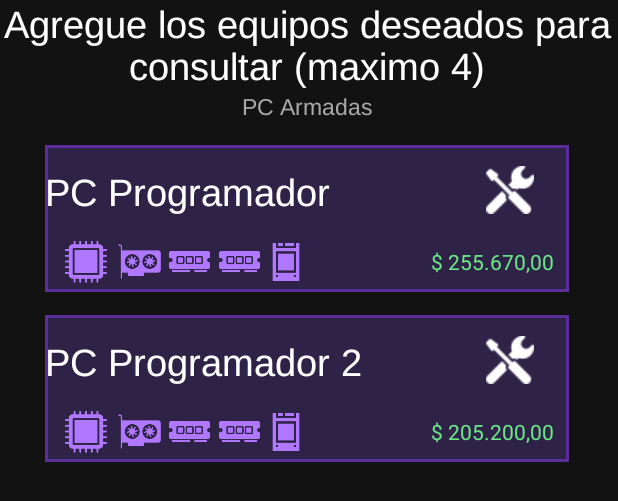
After one commit to PCGenerator-Unlam/PCGenerator, an Android app: the layout fragment_equipos_armados.xml on its own in the app's theme, with its tools: preview values and no code run, on a phone screen of 412 x 824 dp. The commit adds this screen. Shown: the top 501 px of the screen. Run offline under Robolectric (Android 15) with nearby library versions, the phone set to English and light mode, and no system bars.

Commit message:
Agrego vista de PCs Armadas y sus elementos

```diff
--- /dev/null
+++ b/app/src/main/res/drawable/background_pc_armada.xml
@@ -0,0 +1,12 @@
+<?xml version="1.0" encoding="utf-8"?>
+<shape xmlns:android="http://schemas.android.com/apk/res/android" android:shape="rectangle" >
+    <stroke android:width="2dip" android:color="@color/myViolet"/>
+
+    <gradient
+        android:angle="45"
+        android:centerX="35%"
+        android:centerColor="#2F2247"
+        android:startColor="#2F2247"
+        android:endColor="#2F2247"
+        android:type="linear"/>
+</shape>
--- /dev/null
+++ b/app/src/main/res/layout/fragment_equipos_armados.xml
@@ -0,0 +1,248 @@
+<?xml version="1.0" encoding="utf-8"?>
+<androidx.constraintlayout.widget.ConstraintLayout xmlns:android="http://schemas.android.com/apk/res/android"
+    xmlns:app="http://schemas.android.com/apk/res-auto"
+    xmlns:tools="http://schemas.android.com/tools"
+    android:layout_width="match_parent"
+    android:layout_height="match_parent"
+    android:background="@color/fondo">
+
+    <LinearLayout
+        android:layout_width="409dp"
+        android:layout_height="729dp"
+        android:orientation="vertical"
+        app:layout_constraintStart_toStartOf="parent"
+        app:layout_constraintTop_toTopOf="parent">
+
+        <TextView
+            android:id="@+id/textView5"
+            android:layout_width="match_parent"
+            android:layout_height="wrap_content"
+            android:fontFamily="@font/arimo"
+            android:gravity="center"
+            android:text="Agregue los equipos deseados para consultar (maximo 4)"
+            android:textColor="@color/white"
+            android:textSize="25sp"
+            tools:layout_margin="30dp" />
+
+        <TextView
+            android:id="@+id/textView6"
+            android:layout_width="match_parent"
+            android:layout_height="wrap_content"
+            android:fontFamily="@font/arimo"
+            android:gravity="center"
+            android:text="PC Armadas"
+            android:textColor="@color/text_gray"
+            android:textSize="15sp" />
+
+        <LinearLayout
+            android:layout_width="match_parent"
+            android:layout_height="wrap_content"
+            android:layout_marginStart="30dp"
+            android:layout_marginTop="15dp"
+            android:layout_marginEnd="30dp"
+            android:orientation="vertical">
+
+            <LinearLayout
+                android:layout_width="match_parent"
+                android:layout_height="match_parent"
+                android:background="@drawable/background_pc_armada"
+                android:orientation="vertical">
+
+                <LinearLayout
+                    android:layout_width="wrap_content"
+                    android:layout_height="match_parent"
+                    android:layout_marginEnd="10dp"
+                    android:orientation="horizontal"
+                    tools:layout_marginStart="10dp">
+
+                    <TextView
+                        android:id="@+id/textView7"
+                        android:layout_width="272dp"
+                        android:layout_height="wrap_content"
+                        android:layout_marginTop="15dp"
+                        android:fontFamily="@font/arimo"
+                        android:text="PC Programador"
+                        android:textColor="@color/white"
+                        android:textSize="25sp" />
+
+                    <ImageButton
+                        android:id="@+id/imageButton4"
+                        android:layout_width="75dp"
+                        android:layout_height="55dp"
+                        android:layout_marginTop="2dp"
+                        android:backgroundTint="#2F2247"
+                        app:srcCompat="@drawable/settings3"
+                        tools:contextClickable="false" />
+
+                </LinearLayout>
+
+                <LinearLayout
+                    android:layout_width="match_parent"
+                    android:layout_height="match_parent"
+                    android:layout_marginStart="10dp"
+                    android:layout_marginEnd="10dp"
+                    android:layout_marginBottom="5dp"
+                    android:gravity="start"
+                    android:orientation="horizontal">
+
+                    <ImageView
+                        android:id="@+id/imagenArmadas1"
+                        android:layout_width="28dp"
+                        android:layout_height="match_parent"
+                        android:layout_marginStart="3dp"
+                        android:layout_marginTop="5dp"
+                        android:layout_marginEnd="3dp"
+                        app:srcCompat="@drawable/processor" />
+
+                    <ImageView
+                        android:id="@+id/imagenArmadas2"
+                        android:layout_width="30dp"
+                        android:layout_height="match_parent"
+                        android:layout_marginStart="3dp"
+                        android:layout_marginTop="5dp"
+                        app:srcCompat="@drawable/graphic_card" />
+
+                    <ImageView
+                        android:id="@+id/imagenArmadas3"
+                        android:layout_width="30dp"
+                        android:layout_height="match_parent"
+                        android:layout_marginStart="3dp"
+                        android:layout_marginTop="5dp"
+                        app:srcCompat="@drawable/ram_memory" />
+
+                    <ImageView
+                        android:id="@+id/imagenArmadas4"
+                        android:layout_width="30dp"
+                        android:layout_height="30dp"
+                        android:layout_marginStart="3dp"
+                        android:layout_marginTop="5dp"
+                        app:srcCompat="@drawable/ram_memory" />
+
+                    <ImageView
+                        android:id="@+id/imagenArmadas5"
+                        android:layout_width="25dp"
+                        android:layout_height="match_parent"
+                        android:layout_marginStart="3dp"
+                        android:layout_marginTop="5dp"
+                        app:srcCompat="@drawable/solid_state_drive" />
+
+                    <TextView
+                        android:id="@+id/textView9"
+                        android:layout_width="wrap_content"
+                        android:layout_height="match_parent"
+                        android:layout_marginBottom="5dp"
+                        android:layout_weight="1"
+                        android:gravity="bottom|end"
+                        android:text="$ 255.670,00"
+                        android:textColor="@color/secondary" />
+                </LinearLayout>
+            </LinearLayout>
+
+        </LinearLayout>
+        <LinearLayout
+            android:layout_width="match_parent"
+            android:layout_height="wrap_content"
+            android:layout_marginStart="30dp"
+            android:layout_marginTop="15dp"
+            android:layout_marginEnd="30dp"
+            android:orientation="vertical">
+
+            <LinearLayout
+                android:layout_width="match_parent"
+                android:layout_height="match_parent"
+                android:background="@drawable/background_pc_armada"
+                android:orientation="vertical">
+
+                <LinearLayout
+                    android:layout_width="wrap_content"
+                    android:layout_height="match_parent"
+                    android:layout_marginEnd="10dp"
+                    android:orientation="horizontal"
+                    tools:layout_marginStart="10dp">
+
+                    <TextView
+                        android:id="@+id/textView8"
+                        android:layout_width="272dp"
+                        android:layout_height="wrap_content"
+                        android:layout_marginTop="15dp"
+                        android:fontFamily="@font/arimo"
+                        android:text="PC Programador 2"
+                        android:textColor="@color/white"
+                        android:textSize="25sp" />
+
+                    <ImageButton
+                        android:id="@+id/imageButton5"
+                        android:layout_width="75dp"
+                        android:layout_height="55dp"
+                        android:layout_marginTop="2dp"
+                        android:backgroundTint="#2F2247"
+                        app:srcCompat="@drawable/settings3"
+                        tools:contextClickable="false" />
+
+                </LinearLayout>
+
+                <LinearLayout
+                    android:layout_width="match_parent"
+                    android:layout_height="match_parent"
+                    android:layout_marginStart="10dp"
+                    android:layout_marginEnd="10dp"
+                    android:layout_marginBottom="5dp"
+                    android:gravity="start"
+                    android:orientation="horizontal">
+
+                    <ImageView
+                        android:id="@+id/imagenArmadas6"
+                        android:layout_width="28dp"
+                        android:layout_height="match_parent"
+                        android:layout_marginStart="3dp"
+                        android:layout_marginTop="5dp"
+                        android:layout_marginEnd="3dp"
+                        app:srcCompat="@drawable/processor" />
+
+                    <ImageView
+                        android:id="@+id/imagenArmadas7"
+                        android:layout_width="30dp"
+                        android:layout_height="match_parent"
+                        android:layout_marginStart="3dp"
+                        android:layout_marginTop="5dp"
+                        app:srcCompat="@drawable/graphic_card" />
+
+                    <ImageView
+                        android:id="@+id/imagenArmadas8"
+                        android:layout_width="30dp"
+                        android:layout_height="match_parent"
+                        android:layout_marginStart="3dp"
+                        android:layout_marginTop="5dp"
+                        app:srcCompat="@drawable/ram_memory" />
+
+                    <ImageView
+                        android:id="@+id/imagenArmadas9"
+                        android:layout_width="30dp"
+                        android:layout_height="30dp"
+                        android:layout_marginStart="3dp"
+                        android:layout_marginTop="5dp"
+                        app:srcCompat="@drawable/ram_memory" />
+
+                    <ImageView
+                        android:id="@+id/imagenArmadas10"
+                        android:layout_width="25dp"
+                        android:layout_height="match_parent"
+                        android:layout_marginStart="3dp"
+                        android:layout_marginTop="5dp"
+                        app:srcCompat="@drawable/solid_state_drive" />
+
+                    <TextView
+                        android:id="@+id/textView11"
+                        android:layout_width="wrap_content"
+                        android:layout_height="match_parent"
+                        android:layout_marginBottom="5dp"
+                        android:layout_weight="1"
+                        android:gravity="bottom|end"
+                        android:text="$ 205.200,00"
+                        android:textColor="@color/secondary" />
+                </LinearLayout>
+            </LinearLayout>
+
+        </LinearLayout>
+    </LinearLayout>
+</androidx.constraintlayout.widget.ConstraintLayout>
--- a/app/src/main/res/layout/fragment_login.xml
+++ b/app/src/main/res/layout/fragment_login.xml
@@ -26,6 +26,7 @@
                 android:id="@+id/imageView"
                 android:layout_width="125dp"
                 android:layout_height="125dp"
+                android:layout_marginStart="40dp"
                 android:layout_weight="1"
                 app:srcCompat="@drawable/logo" />
 
@@ -33,9 +34,10 @@
                 android:id="@+id/textView8"
                 android:layout_width="250dp"
                 android:layout_height="wrap_content"
+                android:layout_marginStart="10dp"
                 android:layout_weight="1"
                 android:fontFamily="@font/arimo"
-                android:gravity="center"
+                android:gravity="start"
                 android:text="PC GENERATOR"
                 android:textColor="#FFFFFF"
                 android:textSize="25sp" />
@@ -66,7 +68,7 @@
                 android:inputType="text"
                 android:paddingStart="15dp"
                 android:text="lionelmessi123"
-                android:textColor="#515151"
+                android:textColor="@color/text_gray"
                 android:textSize="15sp"
                 tools:layout_marginStart="10dp" />
 
@@ -89,7 +91,7 @@
                 android:inputType="textPassword"
                 android:paddingStart="15dp"
                 android:text="lionelmessi123"
-                android:textColor="#515151"
+                android:textColor="@color/text_gray"
                 android:textSize="15sp"
                 tools:layout_marginStart="10dp" />
 
@@ -117,7 +119,8 @@
                 android:layout_width="wrap_content"
                 android:layout_height="wrap_content"
                 android:text="¿No tiene usuario?"
-                android:textColor="#888888" />
+                android:textColor="@color/text_gray"
+                android:textSize="15sp" />
 
             <Button
                 android:id="@+id/buttonRegistrarme"
--- a/app/src/main/res/layout/fragment_registro.xml
+++ b/app/src/main/res/layout/fragment_registro.xml
@@ -15,10 +15,11 @@
             android:layout_width="75dp"
             android:layout_height="50dp"
             android:layout_margin="10dp"
-            android:backgroundTint="#FFFFFF"
+            android:backgroundTint="@color/primary"
             app:icon="@drawable/back"
             app:iconSize="40dp"
-            app:iconTint="#000000" />
+            app:iconTint="#000000"
+            android:text="a"/>
 
         <LinearLayout
             android:layout_width="match_parent"
--- a/app/src/main/res/values/colors.xml
+++ b/app/src/main/res/values/colors.xml
@@ -3,6 +3,7 @@
     <color name="myViolet">#5C2E99</color>
     <color name="primary">#B077FF</color>
     <color name="secondary">#6AE587</color>
+    <color name="text_gray">#A8A8A8</color>
     <color name="third">#FA982F</color>
     <color name="purple_200">#FFBB86FC</color>
     <color name="purple_500">#FF6200EE</color>
```
Also changed, not shown: app/src/main/res/drawable/graphic_card.png (added), app/src/main/res/drawable/processor.png (added), app/src/main/res/drawable/ram.png (added), app/src/main/res/drawable/ram_memory.png (added), app/src/main/res/drawable/settings.png (added), app/src/main/res/drawable/settings2.png (added), app/src/main/res/drawable/settings3.png (added), app/src/main/res/drawable/solid_state_drive.png (added).
